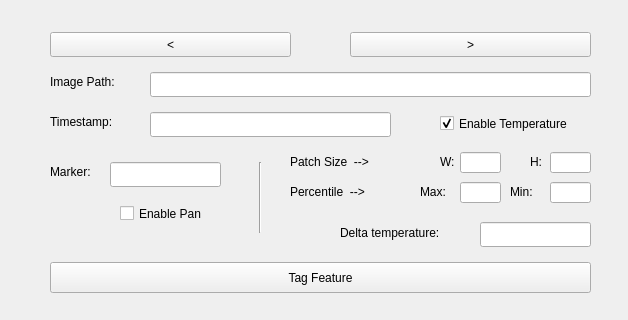
sensehawk/qgis_plugin, file windows/thermliteQc.ui: the form before one commit; both pictures show x 0 to 628 and y 478 to 798 of the 628 by 798 pixel window.
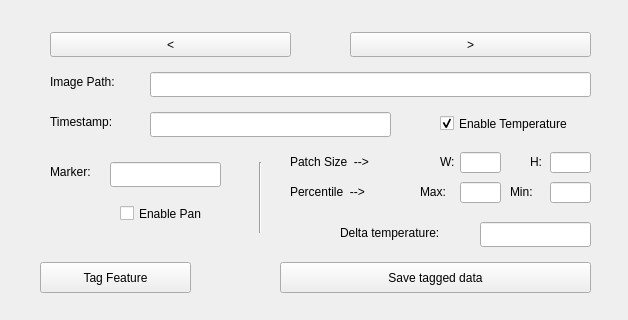
The form after the commit.

```diff
--- a/windows/thermliteQc.ui
+++ b/windows/thermliteQc.ui
@@ -134,9 +134,9 @@
    <widget class="QPushButton" name="tag_button">
     <property name="geometry">
      <rect>
-      <x>50</x>
+      <x>40</x>
       <y>740</y>
-      <width>541</width>
+      <width>151</width>
       <height>31</height>
      </rect>
     </property>
@@ -356,6 +356,19 @@
      <bool>true</bool>
     </property>
    </widget>
+   <widget class="QPushButton" name="save_tagged_data">
+    <property name="geometry">
+     <rect>
+      <x>280</x>
+      <y>740</y>
+      <width>311</width>
+      <height>31</height>
+     </rect>
+    </property>
+    <property name="text">
+     <string>Save tagged data</string>
+    </property>
+   </widget>
   </widget>
  </widget>
  <resources/>
```
